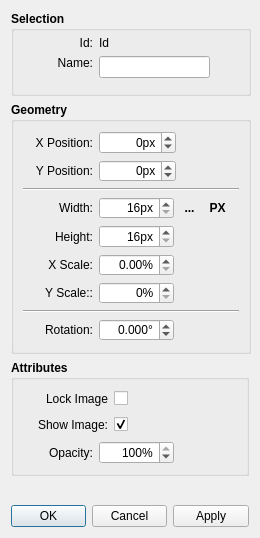
First picture: the form in src/libs/tools/image_dialog.ui, repository FashionFreedom/Seamly2D, before the edit.
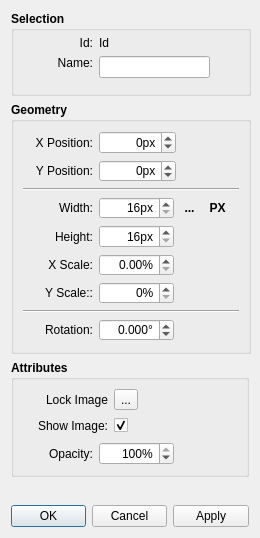
Second picture: the form after the edit. Icons and pictures are not drawn.

Commit message: fix: Lock icon now updates in the context menu and the dialog

What changed in the file:
```diff
--- a/src/libs/tools/image_dialog.ui
+++ b/src/libs/tools/image_dialog.ui
@@ -58,7 +58,7 @@
         <x>12</x>
         <y>25</y>
         <width>187</width>
-        <height>49</height>
+        <height>55</height>
        </rect>
       </property>
       <layout class="QFormLayout" name="formLayout">
@@ -912,21 +912,35 @@
          </widget>
         </item>
         <item>
-         <widget class="QCheckBox" name="lockImage_CheckBox">
-          <property name="sizePolicy">
-           <sizepolicy hsizetype="Preferred" vsizetype="Fixed">
-            <horstretch>0</horstretch>
-            <verstretch>0</verstretch>
-           </sizepolicy>
+         <widget class="QToolButton" name="lockImage_ToolButton">
+          <property name="font">
+           <font>
+            <bold>false</bold>
+           </font>
+          </property>
+          <property name="toolTip">
+           <string notr="true"/>
+          </property>
+          <property name="styleSheet">
+           <string notr="true">QToolButton:checked {
+    background-color: #f0f0f0;
+}
+QToolButton:!checked {
+    background-color: #f0f0f0;
+}
+</string>
           </property>
           <property name="text">
-           <string/>
+           <string notr="true">...</string>
           </property>
           <property name="icon">
            <iconset resource="../vmisc/share/resources/icon.qrc">
             <normaloff>:/icon/32x32/lock_off.png</normaloff>
             <normalon>:/icon/32x32/lock_on.png</normalon>:/icon/32x32/lock_off.png</iconset>
           </property>
+          <property name="checkable">
+           <bool>true</bool>
+          </property>
          </widget>
         </item>
         <item>
```
The commit also changes 2 other files.
